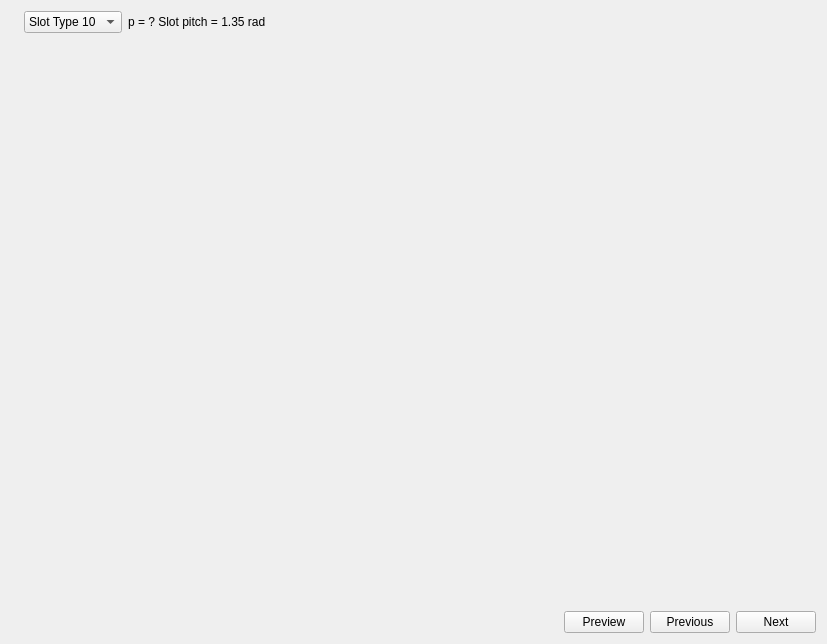
Eomys/pyleecan, file pyleecan/GUI/Dialog/DMachineSetup/SMSlot/SMSlot.ui: the form before one commit.
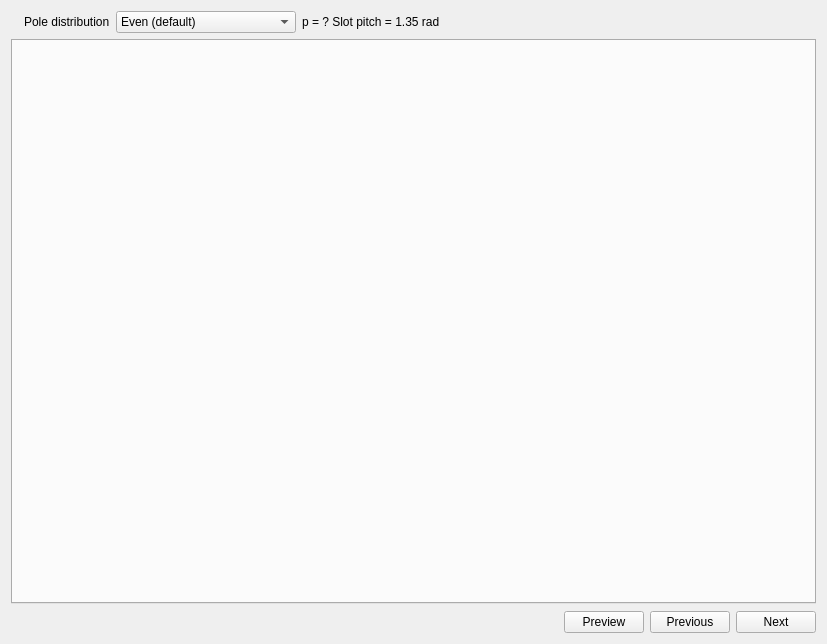
The form after the commit. Icons and pictures are not drawn. Custom widgets are drawn as their Qt base class.

Commit message: [WIP] New GUI for step Rotor magnet (widget WSlotMag).

What changed in the file:
```diff
--- a/pyleecan/GUI/Dialog/DMachineSetup/SMSlot/SMSlot.ui
+++ b/pyleecan/GUI/Dialog/DMachineSetup/SMSlot/SMSlot.ui
@@ -33,10 +33,26 @@
       </widget>
      </item>
      <item>
-      <widget class="QComboBox" name="c_slot_type">
+      <widget class="QLabel" name="in_NS_type">
+       <property name="text">
+        <string>Pole distribution</string>
+       </property>
+      </widget>
+     </item>
+     <item>
+      <widget class="QComboBox" name="c_NS_type">
+       <property name="minimumSize">
+        <size>
+         <width>180</width>
+         <height>0</height>
+        </size>
+       </property>
+       <property name="currentText">
+        <string>Even (default)</string>
+       </property>
        <item>
         <property name="text">
-         <string>Slot Type 10</string>
+         <string>Even (default)</string>
         </property>
        </item>
        <item>
@@ -74,13 +90,25 @@
     </layout>
    </item>
    <item>
-    <widget class="QWidget" name="w_slot" native="true">
+    <widget class="QTabWidget" name="tab_slot">
      <property name="sizePolicy">
       <sizepolicy hsizetype="Preferred" vsizetype="Expanding">
        <horstretch>0</horstretch>
        <verstretch>0</verstretch>
       </sizepolicy>
      </property>
+     <property name="minimumSize">
+      <size>
+       <width>770</width>
+       <height>550</height>
+      </size>
+     </property>
+     <property name="currentIndex">
+      <number>-1</number>
+     </property>
+     <property name="tabsClosable">
+      <bool>false</bool>
+     </property>
     </widget>
    </item>
    <item>
```
Left out of the diff: 7 changed lines with no effect on the pictures. The commit also changes 10 other files.
